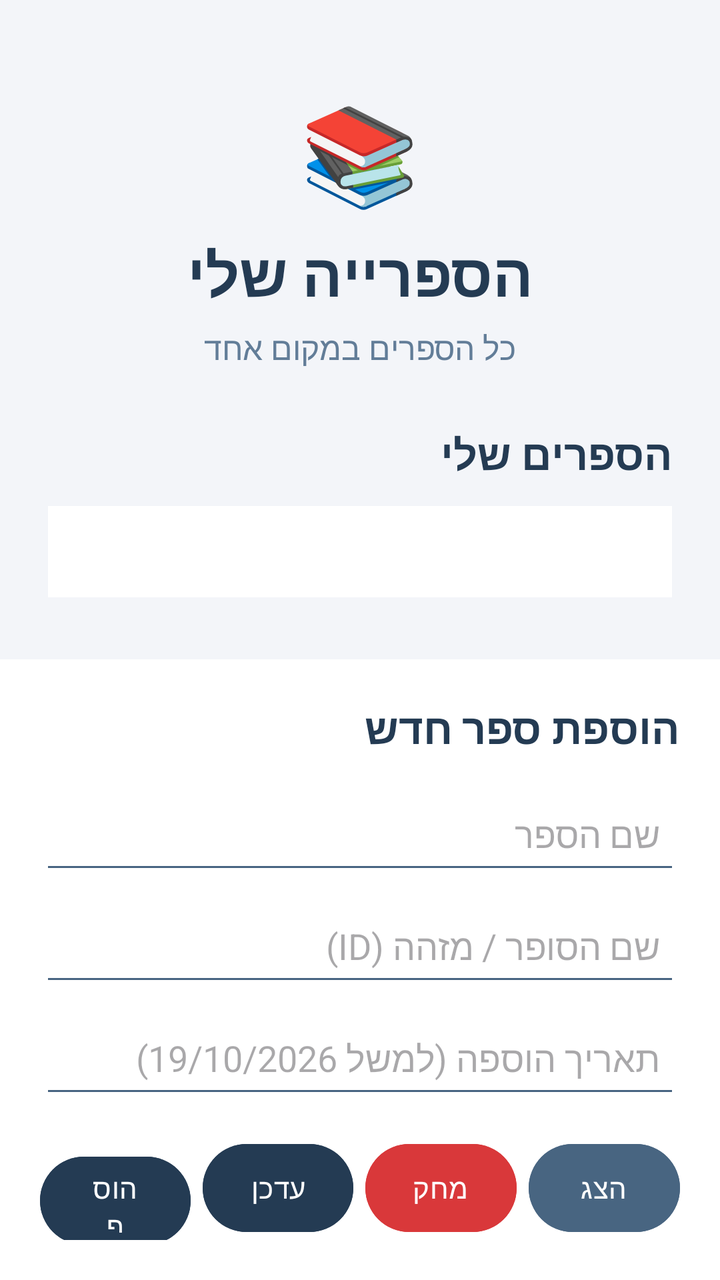
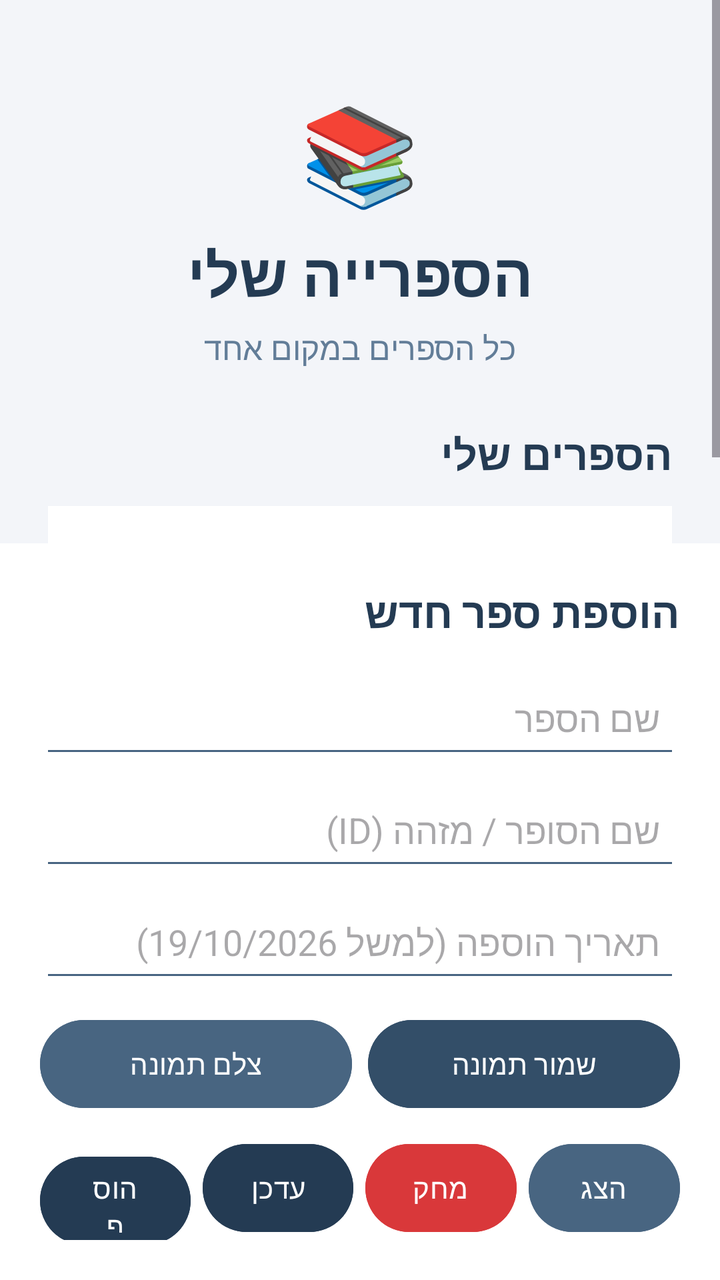

Screens rendered from an Android XML layout before and after an edit, with the pre-edit source and the edit as a unified diff.
<!-- AndroidManifest.xml: application theme Theme.AdamProject20277 -->
<!-- res/layout/activity_main.xml -->
<?xml version="1.0" encoding="utf-8"?>
<androidx.constraintlayout.widget.ConstraintLayout
    xmlns:android="http://schemas.android.com/apk/res/android"
    xmlns:app="http://schemas.android.com/apk/res-auto"
    android:id="@+id/main"
    android:layout_width="match_parent"
    android:layout_height="match_parent"
    android:background="#F3F5F9">

    <ScrollView
        android:layout_width="match_parent"
        android:layout_height="0dp"
        android:fillViewport="true"
        app:layout_constraintTop_toTopOf="parent"
        app:layout_constraintBottom_toTopOf="@id/bottomlayout">

        <LinearLayout
            android:layout_width="match_parent"
            android:layout_height="wrap_content"
            android:orientation="vertical"
            android:padding="24dp"
            android:gravity="center_horizontal">

            <TextView
                android:layout_width="wrap_content"
                android:layout_height="wrap_content"
                android:layout_marginTop="20dp"
                android:text="📚"
                android:textSize="48sp" />

            <TextView
                android:layout_width="wrap_content"
                android:layout_height="wrap_content"
                android:layout_marginTop="8dp"
                android:text="הספרייה שלי"
                android:textColor="#243B53"
                android:textSize="30sp"
                android:textStyle="bold" />

            <TextView
                android:layout_width="wrap_content"
                android:layout_height="wrap_content"
                android:layout_marginTop="6dp"
                android:text="כל הספרים במקום אחד"
                android:textColor="#627D98"
                android:textSize="16sp" />

            <TextView
                android:layout_width="match_parent"
                android:layout_height="wrap_content"
                android:layout_marginTop="28dp"
                android:text="הספרים שלי"
                android:textColor="#243B53"
                android:textSize="21sp"
                android:textStyle="bold"
                android:gravity="right" />

            <TextView
                android:id="@+id/tvcontent"
                android:layout_width="match_parent"
                android:layout_height="wrap_content"
                android:layout_marginTop="12dp"
                android:padding="12dp"
                android:background="#FFFFFF"
                android:textColor="#334E68"
                android:textSize="16sp"
                android:textDirection="rtl"
                android:gravity="right" />

        </LinearLayout>
    </ScrollView>

    <LinearLayout
        android:id="@+id/bottomlayout"
        android:layout_width="match_parent"
        android:layout_height="wrap_content"
        android:orientation="vertical"
        android:padding="20dp"
        android:background="#FFFFFF"
        android:gravity="center"
        app:layout_constraintBottom_toBottomOf="parent">

        <TextView
            android:layout_width="match_parent"
            android:layout_height="wrap_content"
            android:text="הוספת ספר חדש"
            android:textColor="#243B53"
            android:textSize="21sp"
            android:textStyle="bold"
            android:gravity="right"
            android:layout_marginBottom="8dp" />

        <EditText
            android:id="@+id/bookName"
            android:layout_width="match_parent"
            android:layout_height="50dp"
            android:layout_marginTop="6dp"
            android:padding="10dp"
            android:backgroundTint="#486581"
            android:gravity="right|center_vertical"
            android:hint="שם הספר"
            android:inputType="text"
            android:singleLine="true" />

        <EditText
            android:id="@+id/author"
            android:layout_width="match_parent"
            android:layout_height="50dp"
            android:layout_marginTop="6dp"
            android:padding="10dp"
            android:backgroundTint="#486581"
            android:gravity="right|center_vertical"
            android:hint="שם הסופר / מזהה (ID)"
            android:inputType="text"
            android:singleLine="true" />

        <EditText
            android:id="@+id/dateAdded"
            android:layout_width="match_parent"
            android:layout_height="50dp"
            android:layout_marginTop="6dp"
            android:padding="10dp"
            android:backgroundTint="#486581"
            android:gravity="right|center_vertical"
            android:hint="תאריך הוספה (למשל 19/10/2026)"
            android:inputType="text"
            android:singleLine="true" />

        <LinearLayout
            android:layout_width="match_parent"
            android:layout_height="wrap_content"
            android:layout_marginTop="14dp"
            android:orientation="horizontal">

            <Button
                android:id="@+id/btnInsert"
                android:layout_width="0dp"
                android:layout_height="52dp"
                android:layout_weight="1"
                android:layout_marginEnd="3dp"
                android:text="הוסף"
                android:textColor="#FFFFFF"
                android:backgroundTint="#243B53" />

            <Button
                android:id="@+id/btnUpdate"
                android:layout_width="0dp"
                android:layout_height="52dp"
                android:layout_weight="1"
                android:layout_marginStart="3dp"
                android:layout_marginEnd="3dp"
                android:text="עדכן"
                android:textColor="#FFFFFF"
                android:backgroundTint="#243B53" />

            <Button
                android:id="@+id/btnDelete"
                android:layout_width="0dp"
                android:layout_height="52dp"
                android:layout_weight="1"
                android:layout_marginStart="3dp"
                android:layout_marginEnd="3dp"
                android:text="מחק"
                android:textColor="#FFFFFF"
                android:backgroundTint="#D9383A" />

            <Button
                android:id="@+id/btnSelect"
                android:layout_width="0dp"
                android:layout_height="52dp"
                android:layout_weight="1"
                android:layout_marginStart="3dp"
                android:text="הצג"
                android:textColor="#FFFFFF"
                android:backgroundTint="#486581" />

        </LinearLayout>

    </LinearLayout>

</androidx.constraintlayout.widget.ConstraintLayout>
<!-- resources referenced by this layout -->
<resources>
  <style name="Theme.AdamProject20277" parent="Base.Theme.AdamProject20277" />
  <style name="Base.Theme.AdamProject20277" parent="Theme.Material3.DayNight.NoActionBar">
          
          
      </style>
</resources>

<!-- the commit's change to res/layout/activity_main.xml (unified diff, before → after) -->
@@ -126,10 +126,50 @@
             android:inputType="text"
             android:singleLine="true" />
 
+        
+        <ImageView
+            android:id="@+id/imgPreview"
+            android:layout_width="match_parent"
+            android:layout_height="120dp"
+            android:layout_marginTop="10dp"
+            android:scaleType="centerInside"
+            android:contentDescription="תצוגת תמונה"
+            android:visibility="gone" />
+
+        
         <LinearLayout
             android:layout_width="match_parent"
             android:layout_height="wrap_content"
-            android:layout_marginTop="14dp"
+            android:layout_marginTop="10dp"
+            android:orientation="horizontal">
+
+            <Button
+                android:id="@+id/btnTakePhoto"
+                android:layout_width="0dp"
+                android:layout_height="52dp"
+                android:layout_weight="1"
+                android:layout_marginEnd="4dp"
+                android:text="צלם תמונה"
+                android:textColor="#FFFFFF"
+                android:backgroundTint="#486581" />
+
+            <Button
+                android:id="@+id/btnSavePhoto"
+                android:layout_width="0dp"
+                android:layout_height="52dp"
+                android:layout_weight="1"
+                android:layout_marginStart="4dp"
+                android:text="שמור תמונה"
+                android:textColor="#FFFFFF"
+                android:backgroundTint="#334E68" />
+
+        </LinearLayout>
+
+        
+        <LinearLayout
+            android:layout_width="match_parent"
+            android:layout_height="wrap_content"
+            android:layout_marginTop="10dp"
             android:orientation="horizontal">
 
             <Button
